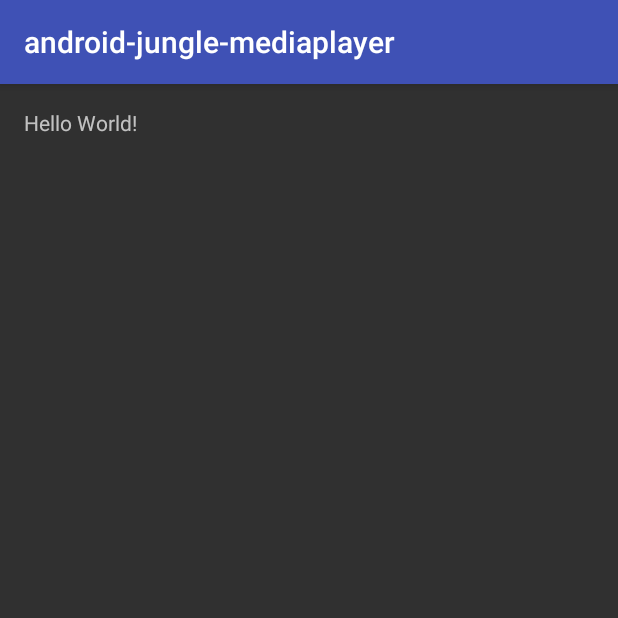
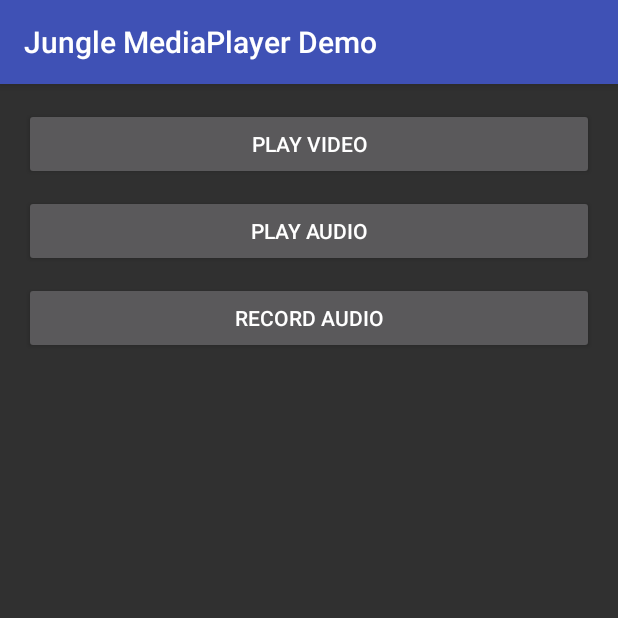
Before and after one commit to Android-Jungle/android-jungle-mediaplayer, an Android app: the screen it shows after launch (MainActivity), on a phone screen of 412 x 824 dp, the top half of it. Run offline under Robolectric (Android 15) with nearby library versions, the phone set to English and light mode, and no system bars.

Commit message:
add demo files.

```diff
--- a/sources/jungle-mediaplayer/build.gradle
+++ b/sources/jungle-mediaplayer/build.gradle
@@ -5,7 +5,7 @@ android {
     buildToolsVersion "24.0.3"
 
     defaultConfig {
-        minSdkVersion 10
+        minSdkVersion 9
         targetSdkVersion 24
         versionCode 1
         versionName "1.0"
--- a/sources/mediaplayer-demo/src/main/AndroidManifest.xml
+++ b/sources/mediaplayer-demo/src/main/AndroidManifest.xml
@@ -10,6 +10,12 @@
         android:supportsRtl="true"
         android:theme="@style/AppTheme">
 
+        <activity android:name=".RecordAudioActivity"/>
+        <activity android:name=".PlayAudioActivity"/>
+        <activity
+            android:name=".PlayVideoActivity"
+            android:configChanges="orientation"/>
+
         <activity android:name=".MainActivity">
             <intent-filter>
                 <action android:name="android.intent.action.MAIN"/>
--- a/sources/mediaplayer-demo/src/main/java/com/jungle/mediaplayer/demo/MainActivity.java
+++ b/sources/mediaplayer-demo/src/main/java/com/jungle/mediaplayer/demo/MainActivity.java
@@ -1,13 +1,61 @@
+/**
+ * Android Jungle-MediaPlayer-Demo project.
+ *
+ * Copyright 2016 Arno Zhang <zyfgood12@163.com>
+ *
+ * Licensed under the Apache License, Version 2.0 (the "License");
+ * you may not use this file except in compliance with the License.
+ * You may obtain a copy of the License at
+ *
+ *      http://www.apache.org/licenses/LICENSE-2.0
+ *
+ * Unless required by applicable law or agreed to in writing, software
+ * distributed under the License is distributed on an "AS IS" BASIS,
+ * WITHOUT WARRANTIES OR CONDITIONS OF ANY KIND, either express or implied.
+ * See the License for the specific language governing permissions and
+ * limitations under the License.
+ */
+
 package com.jungle.mediaplayer.demo;
 
+import android.app.Activity;
+import android.content.Intent;
 import android.os.Bundle;
 import android.support.v7.app.AppCompatActivity;
+import android.view.View;
 
 public class MainActivity extends AppCompatActivity {
 
     @Override
     protected void onCreate(Bundle savedInstanceState) {
         super.onCreate(savedInstanceState);
+
+        setTitle(R.string.main_activity_title);
         setContentView(R.layout.activity_main);
+
+        findViewById(R.id.play_video_btn).setOnClickListener(new View.OnClickListener() {
+            @Override
+            public void onClick(View v) {
+                startActivity(PlayVideoActivity.class);
+            }
+        });
+
+        findViewById(R.id.play_audio_btn).setOnClickListener(new View.OnClickListener() {
+            @Override
+            public void onClick(View v) {
+                startActivity(PlayAudioActivity.class);
+            }
+        });
+
+        findViewById(R.id.record_audio_btn).setOnClickListener(new View.OnClickListener() {
+            @Override
+            public void onClick(View v) {
+                startActivity(RecordAudioActivity.class);
+            }
+        });
+    }
+
+    private void startActivity(Class<? extends Activity> clazz) {
+        startActivity(new Intent(this, clazz));
     }
 }
--- a/sources/mediaplayer-demo/src/main/res/layout/activity_main.xml
+++ b/sources/mediaplayer-demo/src/main/res/layout/activity_main.xml
@@ -1,18 +1,30 @@
 <?xml version="1.0" encoding="utf-8"?>
-<RelativeLayout
+<LinearLayout
     xmlns:android="http://schemas.android.com/apk/res/android"
     xmlns:tools="http://schemas.android.com/tools"
-    android:id="@+id/activity_main"
     android:layout_width="match_parent"
     android:layout_height="match_parent"
-    android:paddingLeft="@dimen/activity_horizontal_margin"
-    android:paddingRight="@dimen/activity_horizontal_margin"
-    android:paddingTop="@dimen/activity_vertical_margin"
-    android:paddingBottom="@dimen/activity_vertical_margin"
+    android:orientation="vertical"
+    android:padding="@dimen/activity_horizontal_margin"
     tools:context="com.jungle.mediaplayer.demo.MainActivity">
 
-    <TextView
-        android:layout_width="wrap_content"
+    <Button
+        android:id="@+id/play_video_btn"
+        android:layout_width="match_parent"
         android:layout_height="wrap_content"
-        android:text="Hello World!"/>
-</RelativeLayout>
+        android:text="@string/play_video"/>
+
+    <Button
+        android:id="@+id/play_audio_btn"
+        android:layout_width="match_parent"
+        android:layout_height="wrap_content"
+        android:layout_marginTop="10dp"
+        android:text="@string/play_audio"/>
+
+    <Button
+        android:id="@+id/record_audio_btn"
+        android:layout_width="match_parent"
+        android:layout_height="wrap_content"
+        android:layout_marginTop="10dp"
+        android:text="@string/record_audio"/>
+</LinearLayout>
--- a/sources/mediaplayer-demo/src/main/res/values/strings.xml
+++ b/sources/mediaplayer-demo/src/main/res/values/strings.xml
@@ -1,3 +1,7 @@
 <resources>
-    <string name="app_name">android-jungle-mediaplayer</string>
+    <string name="app_name">Jungle MediaPlayer Demo</string>
+    <string name="play_video">Play Video</string>
+    <string name="play_audio">Play Audio</string>
+    <string name="record_audio">Record Audio</string>
+    <string name="main_activity_title">@string/app_name</string>
 </resources>
```
Also changed, not shown: sources/mediaplayer-demo/build.gradle (+4 -6 lines), sources/mediaplayer-demo/src/main/java/com/jungle/mediaplayer/demo/PlayAudioActivity.java (added, +34 -0 lines), sources/mediaplayer-demo/src/main/java/com/jungle/mediaplayer/demo/PlayVideoActivity.java (added, +34 -0 lines), sources/mediaplayer-demo/src/main/java/com/jungle/mediaplayer/demo/RecordAudioActivity.java (added, +34 -0 lines), sources/mediaplayer-demo/src/main/res/layout/activity_play_audio.xml (added, +8 -0 lines), sources/mediaplayer-demo/src/main/res/layout/activity_play_video.xml (added, +8 -0 lines), sources/mediaplayer-demo/src/main/res/layout/activity_record_audio.xml (added, +8 -0 lines).
